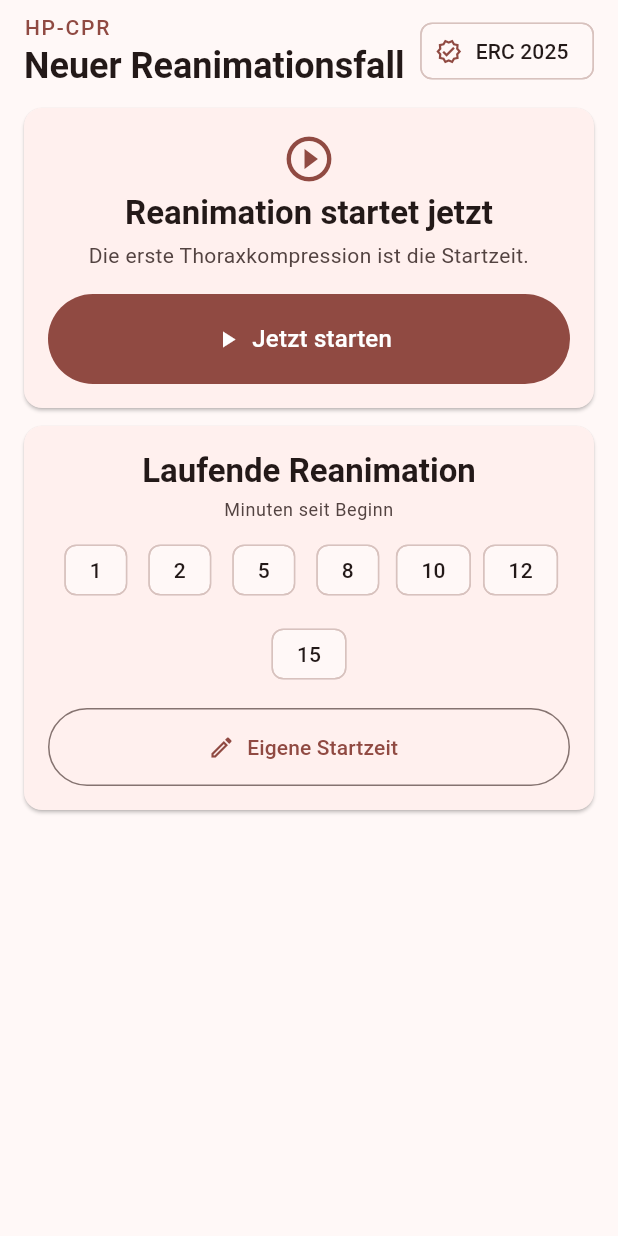
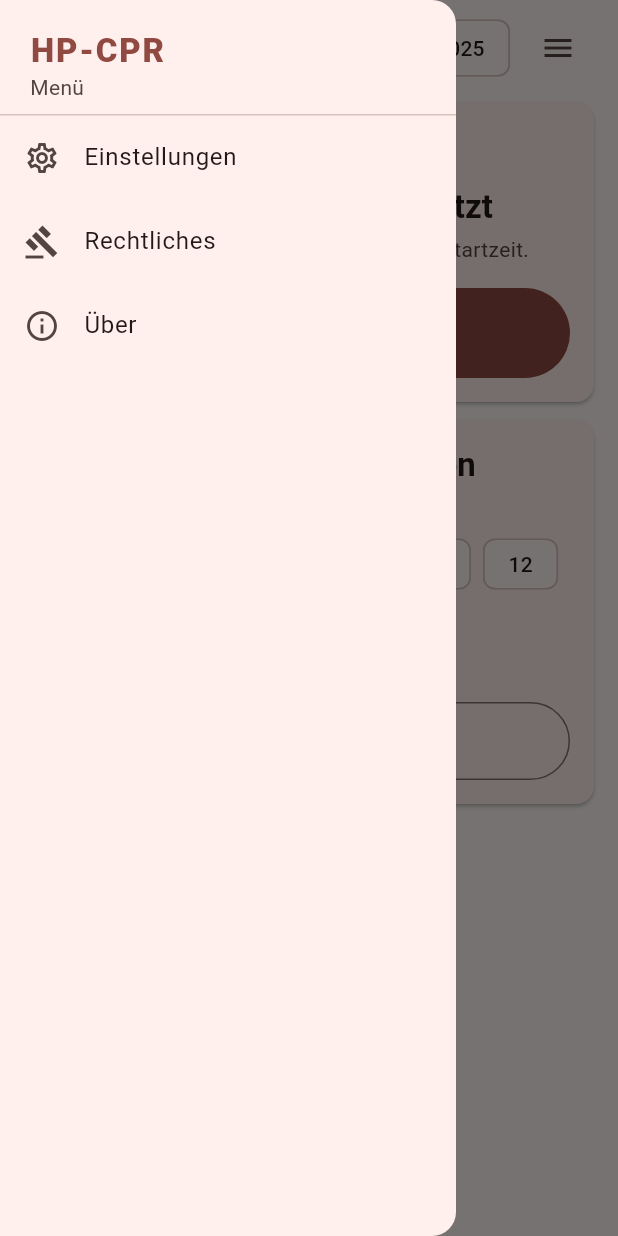
Before and after one commit to simonhauck/hp-cpr, a Flutter app: the screen it shows after launch, with the side drawer open (before the commit the screen has no drawer), on a phone screen of 412 x 824 dp. Run offline on Flutter 3.47's test engine with Material 3 defaults, Android fonts, the phone set to English and light mode, and no system bars; our stand-ins replace package_info_plus, wakelock_plus.

Commit message:
feat(menu): add app menu, legal pages, and MIT license (#26)
- add a shared drawer with Einstellungen, Rechtliches, and Über
- keep the running Reanimationsfall alive under pushed menu pages
- show the installed version via package_info_plus and Flutter's license page
- add the root MIT license and a README license section

```diff
--- a/lib/app.dart
+++ b/lib/app.dart
@@ -5,6 +5,7 @@ import 'package:hp_cpr/core/wake_lock.dart';
 import 'package:hp_cpr/features/reanimationsfall/presentation/start_page.dart';
 import 'package:hp_cpr/features/settings/domain/app_settings.dart';
 import 'package:hp_cpr/l10n/app_localizations.dart';
+import 'package:hp_cpr/ui/navigation/app_routes.dart';
 
 class HpCprApp extends StatefulWidget {
   const HpCprApp({super.key, this.clock, this.settings, this.wakeLock});
@@ -28,6 +29,7 @@ class _HpCprAppState extends State<HpCprApp> {
       widget.wakeLock ?? const WakelockPlusWakeLock();
   late final AppSettings _settings = widget.settings ?? AppSettings();
   late final bool _ownsSettings = widget.settings == null;
+  late final AppRoutes _routes = AppRoutes(settings: _settings);
 
   @override
   void dispose() {
@@ -56,7 +58,7 @@ class _HpCprAppState extends State<HpCprApp> {
       locale: const Locale('de'),
       supportedLocales: AppLocalizations.supportedLocales,
       localizationsDelegates: AppLocalizations.localizationsDelegates,
-      home: StartPage(clock: _clock, settings: _settings, wakeLock: _wakeLock),
+      home: StartPage(clock: _clock, routes: _routes, wakeLock: _wakeLock),
     );
   }
 }
--- a/lib/features/reanimationsfall/presentation/start_card.dart
+++ b/lib/features/reanimationsfall/presentation/start_card.dart
@@ -35,7 +35,9 @@ class StartCardTitle extends StatelessWidget {
   Widget build(BuildContext context) {
     final theme = Theme.of(context);
 
-    return Text(
+    return FittedBox(
+      fit: BoxFit.scaleDown,
+      child: Text(
         text,
         textAlign: TextAlign.center,
         style:
@@ -43,6 +45,7 @@ class StartCardTitle extends StatelessWidget {
                     ? theme.textTheme.titleMedium
                     : theme.textTheme.titleLarge)
                 ?.copyWith(fontWeight: FontWeight.w700),
+      ),
     );
   }
 }
--- a/lib/features/reanimationsfall/presentation/start_page.dart
+++ b/lib/features/reanimationsfall/presentation/start_page.dart
@@ -8,31 +8,34 @@ import 'package:hp_cpr/features/reanimationsfall/presentation/custom_startzeit_d
 import 'package:hp_cpr/features/reanimationsfall/presentation/start_card.dart';
 import 'package:hp_cpr/features/leitlinienprofil/presentation/leitlinienprofil_chip.dart';
 import 'package:hp_cpr/features/settings/domain/app_settings.dart';
-import 'package:hp_cpr/features/settings/presentation/settings_page.dart';
 import 'package:hp_cpr/l10n/app_localizations.dart';
 import 'package:hp_cpr/ui/layout/page_layout.dart';
 import 'package:hp_cpr/ui/layout/page_scaffold.dart';
+import 'package:hp_cpr/ui/navigation/app_destination.dart';
+import 'package:hp_cpr/ui/navigation/app_drawer.dart';
+import 'package:hp_cpr/ui/navigation/app_routes.dart';
 
 /// Starts a new Reanimationsfall, either now or with a corrected Startzeit.
 class StartPage extends StatelessWidget {
   const StartPage({
     super.key,
     required this.clock,
-    required this.settings,
+    required this.routes,
     required this.wakeLock,
   });
 
   final AppClock clock;
-  final AppSettings settings;
+  final AppRoutes routes;
   final WakeLock wakeLock;
 
   @override
   Widget build(BuildContext context) {
     return PageScaffold(
       maxWidth: PageLayout.maxContentWidth,
+      drawer: AppDrawer(routes: routes),
       header: (context, layout) => _StartHeader(
         layout: layout,
-        settings: settings,
+        settings: routes.settings,
         onOpenSettings: () => _openSettings(context),
       ),
       content: (context, layout) {
@@ -68,6 +71,7 @@ class StartPage extends StatelessWidget {
   }
 
   void _startReanimationsfall(BuildContext context, Duration backdate) {
+    final settings = routes.settings;
     final reanimationsfall = Reanimationsfall.start(
       clock: clock,
       leitlinienprofil: settings.leitlinienprofil,
@@ -81,6 +85,7 @@ class StartPage extends StatelessWidget {
         builder: (_) => ReanimationsfallPage(
           reanimationsfall: reanimationsfall,
           wakeLock: wakeLock,
+          routes: routes,
         ),
       ),
     );
@@ -88,7 +93,9 @@ class StartPage extends StatelessWidget {
 
   void _openSettings(BuildContext context) {
     Navigator.of(context).push(
-      MaterialPageRoute<void>(builder: (_) => SettingsPage(settings: settings)),
+      MaterialPageRoute<void>(
+        builder: (_) => routes.page(AppDestination.einstellungen),
+      ),
     );
   }
 
@@ -136,13 +143,17 @@ class _StartHeader extends StatelessWidget {
                           letterSpacing: PageLayout.appTitleLetterSpacing,
                         ),
               ),
-              Text(
+              FittedBox(
+                fit: BoxFit.scaleDown,
+                alignment: Alignment.centerLeft,
+                child: Text(
                   l10n.newCaseTitle,
                   style:
                       (layout.isCompact
                               ? theme.textTheme.titleMedium
                               : theme.textTheme.headlineSmall)
                           ?.copyWith(fontWeight: FontWeight.w700),
+                ),
               ),
             ],
           ),
@@ -155,6 +166,8 @@ class _StartHeader extends StatelessWidget {
             onPressed: onOpenSettings,
           ),
         ),
+        const SizedBox(width: PageLayout.space8),
+        const AppMenuButton(),
       ],
     );
   }
--- a/lib/l10n/app_de.arb
+++ b/lib/l10n/app_de.arb
@@ -383,5 +383,54 @@
   "settingsSoundDescription": "Ton bei fälligen Aktionen",
   "@settingsSoundDescription": {
     "description": "Erklärung der Toneinstellung"
+  },
+  "menuTitle": "Menü",
+  "@menuTitle": {
+    "description": "Überschrift im App-Menü"
+  },
+  "menuOpenTooltip": "Menü öffnen",
+  "@menuOpenTooltip": {
+    "description": "Tooltip der Menü-Schaltfläche"
+  },
+  "legalTitle": "Rechtliches",
+  "@legalTitle": {
+    "description": "Titel der Seite mit rechtlichen Informationen"
+  },
+  "legalDescription": "Rechtliche Informationen zu HP-CPR.",
+  "@legalDescription": {
+    "description": "Einleitung auf der Rechtliches-Seite"
+  },
+  "legalLicensesTile": "Lizenzen",
+  "@legalLicensesTile": {
+    "description": "Eintrag zu den Lizenztexten"
+  },
+  "legalLicensesDescription": "Lizenztexte der App und ihrer Bibliotheken",
+  "@legalLicensesDescription": {
+    "description": "Erklärung des Lizenzen-Eintrags"
+  },
+  "licensesLegalese": "MIT-Lizenz · © 2026 Simon Hauck",
+  "@licensesLegalese": {
+    "description": "Copyright-Hinweis auf der Lizenzseite"
+  },
+  "aboutTitle": "Über",
+  "@aboutTitle": {
+    "description": "Titel der Über-Seite"
+  },
+  "aboutVersion": "Version {version}",
+  "@aboutVersion": {
+    "description": "Anzeige der installierten Version",
+    "placeholders": {
+      "version": {
+        "type": "String"
+      }
+    }
+  },
+  "aboutDescription": "Begleit-App für den High-Performance-CPR-Standard",
+  "@aboutDescription": {
+    "description": "Kurzbeschreibung der App auf der Über-Seite"
+  },
+  "aboutCopyright": "© 2026 Simon Hauck",
+  "@aboutCopyright": {
+    "description": "Copyright-Hinweis auf der Über-Seite"
   }
 }
--- a/lib/l10n/app_localizations.dart
+++ b/lib/l10n/app_localizations.dart
@@ -597,6 +597,72 @@ abstract class AppLocalizations {
   /// In de, this message translates to:
   /// **'Ton bei fälligen Aktionen'**
   String get settingsSoundDescription;
+
+  /// Überschrift im App-Menü
+  ///
+  /// In de, this message translates to:
+  /// **'Menü'**
+  String get menuTitle;
+
+  /// Tooltip der Menü-Schaltfläche
+  ///
+  /// In de, this message translates to:
+  /// **'Menü öffnen'**
+  String get menuOpenTooltip;
+
+  /// Titel der Seite mit rechtlichen Informationen
+  ///
+  /// In de, this message translates to:
+  /// **'Rechtliches'**
+  String get legalTitle;
+
+  /// Einleitung auf der Rechtliches-Seite
+  ///
+  /// In de, this message translates to:
+  /// **'Rechtliche Informationen zu HP-CPR.'**
+  String get legalDescription;
+
+  /// Eintrag zu den Lizenztexten
+  ///
+  /// In de, this message translates to:
+  /// **'Lizenzen'**
+  String get legalLicensesTile;
+
+  /// Erklärung des Lizenzen-Eintrags
+  ///
+  /// In de, this message translates to:
+  /// **'Lizenztexte der App und ihrer Bibliotheken'**
+  String get legalLicensesDescription;
+
+  /// Copyright-Hinweis auf der Lizenzseite
+  ///
+  /// In de, this message translates to:
+  /// **'MIT-Lizenz · © 2026 Simon Hauck'**
+  String get licensesLegalese;
+
+  /// Titel der Über-Seite
+  ///
+  /// In de, this message translates to:
+  /// **'Über'**
+  String get aboutTitle;
+
+  /// Anzeige der installierten Version
+  ///
+  /// In de, this message translates to:
+  /// **'Version {version}'**
+  String aboutVersion(String version);
+
+  /// Kurzbeschreibung der App auf der Über-Seite
+  ///
+  /// In de, this message translates to:
+  /// **'Begleit-App für den High-Performance-CPR-Standard'**
+  String get aboutDescription;
+
+  /// Copyright-Hinweis auf der Über-Seite
+  ///
+  /// In de, this message translates to:
+  /// **'© 2026 Simon Hauck'**
+  String get aboutCopyright;
 }
 
 class _AppLocalizationsDelegate
--- a/lib/ui/layout/page_scaffold.dart
+++ b/lib/ui/layout/page_scaffold.dart
@@ -20,16 +20,19 @@ class PageScaffold extends StatelessWidget {
     required this.header,
     required this.content,
     this.footer,
+    this.drawer,
   });
 
   final double maxWidth;
   final PageLayoutBuilder header;
   final PageLayoutBuilder content;
   final PageLayoutBuilder? footer;
+  final Widget? drawer;
 
   @override
   Widget build(BuildContext context) {
     return Scaffold(
+      drawer: drawer,
       body: SafeArea(
         child: Center(
           child: ConstrainedBox(
--- /dev/null
+++ b/lib/ui/navigation/app_destination.dart
@@ -0,0 +1,2 @@
+/// A destination in the app menu.
+enum AppDestination { einstellungen, rechtliches, ueber }
--- /dev/null
+++ b/lib/ui/navigation/app_drawer.dart
@@ -0,0 +1,123 @@
+import 'package:flutter/material.dart';
+
+import 'package:hp_cpr/l10n/app_localizations.dart';
+import 'package:hp_cpr/ui/layout/page_layout.dart';
+import 'package:hp_cpr/ui/navigation/app_destination.dart';
+import 'package:hp_cpr/ui/navigation/app_routes.dart';
+
+/// The app-wide drawer with the menu destinations.
+class AppDrawer extends StatelessWidget {
+  const AppDrawer({super.key, required this.routes, this.currentDestination});
+
+  final AppRoutes routes;
+
+  /// The destination currently on screen, or null outside the menu pages.
+  final AppDestination? currentDestination;
+
+  @override
+  Widget build(BuildContext context) {
+    final l10n = AppLocalizations.of(context);
+    final theme = Theme.of(context);
+
+    return Drawer(
+      child: SafeArea(
+        child: ListView(
+          padding: EdgeInsets.zero,
+          children: [
+            Padding(
+              padding: const EdgeInsets.fromLTRB(
+                PageLayout.space20,
+                PageLayout.space20,
+                PageLayout.space20,
+                PageLayout.space8,
+              ),
+              child: Column(
+                crossAxisAlignment: CrossAxisAlignment.start,
+                children: [
+                  Text(
+                    l10n.appTitle,
+                    style: theme.textTheme.titleLarge?.copyWith(
+                      color: theme.colorScheme.primary,
+                      fontWeight: FontWeight.w800,
+                      letterSpacing: PageLayout.appTitleLetterSpacing,
+                    ),
+                  ),
+                  Text(
+                    l10n.menuTitle,
+                    style: theme.textTheme.bodyMedium?.copyWith(
+                      color: theme.colorScheme.onSurfaceVariant,
+                    ),
+                  ),
+                ],
+              ),
+            ),
+            const Divider(height: 1),
+            _destination(
+              context,
+              AppDestination.einstellungen,
+              icon: Icons.settings_outlined,
+              label: l10n.settingsTitle,
+            ),
+            _destination(
+              context,
+              AppDestination.rechtliches,
+              icon: Icons.gavel_outlined,
+              label: l10n.legalTitle,
+            ),
+            _destination(
+              context,
+              AppDestination.ueber,
+              icon: Icons.info_outline,
+              label: l10n.aboutTitle,
+            ),
+          ],
+        ),
+      ),
+    );
+  }
+
+  Widget _destination(
+    BuildContext context,
+    AppDestination destination, {
+    required IconData icon,
+    required String label,
+  }) {
+    return ListTile(
+      leading: Icon(icon),
+      title: Text(label),
+      selected: destination == currentDestination,
+      onTap: () => _select(context, destination),
+    );
+  }
+
+  void _select(BuildContext context, AppDestination destination) {
+    final navigator = Navigator.of(context);
+    navigator.pop();
+    if (destination == currentDestination) return;
+
+    navigator.push(
+      MaterialPageRoute<void>(builder: (_) => routes.page(destination)),
+    );
+  }
+}
+
+/// Opens the [AppDrawer] of the surrounding [Scaffold].
+class AppMenuButton extends StatelessWidget {
+  const AppMenuButton({super.key});
+
+  @override
+  Widget build(BuildContext context) {
+    final l10n = AppLocalizations.of(context);
+
+    return IconButton(
+      onPressed: () => Scaffold.of(context).openDrawer(),
+      tooltip: l10n.menuOpenTooltip,
+      icon: const Icon(Icons.menu),
+      constraints: const BoxConstraints.tightFor(
+        width: PageLayout.touchTargetSize,
+        height: PageLayout.touchTargetSize,
+      ),
+      padding: EdgeInsets.zero,
+    );
+  }
+}
--- /dev/null
+++ b/lib/ui/navigation/app_routes.dart
@@ -0,0 +1,25 @@
+import 'package:flutter/material.dart';
+
+import 'package:hp_cpr/features/about/presentation/about_page.dart';
+import 'package:hp_cpr/features/legal/presentation/legal_page.dart';
+import 'package:hp_cpr/features/settings/domain/app_settings.dart';
+import 'package:hp_cpr/features/settings/presentation/settings_page.dart';
+import 'package:hp_cpr/ui/navigation/app_destination.dart';
+
+/// Builds the pages behind the app menu.
+///
+/// The app shell owns the dependencies; pages only ask for a destination.
+class AppRoutes {
+  const AppRoutes({required this.settings});
+
+  final AppSettings settings;
+
+  Widget page(AppDestination destination) => switch (destination) {
+    AppDestination.einstellungen => SettingsPage(
+      settings: settings,
+      routes: this,
+    ),
+    AppDestination.rechtliches => LegalPage(routes: this),
+    AppDestination.ueber => AboutPage(routes: this),
+  };
+}
--- a/pubspec.yaml
+++ b/pubspec.yaml
@@ -13,6 +13,7 @@ dependencies:
   flutter_localizations:
     sdk: flutter
   intl: any
+  package_info_plus: ^10.2.2
   wakelock_plus: ^1.8.2
 
 dev_dependencies:
```
Also changed, not shown: lib/core/app_info.dart (added, +28 -0 lines), lib/features/about/presentation/about_page.dart (added, +109 -0 lines), lib/features/legal/presentation/legal_page.dart (added, +92 -0 lines), lib/features/reanimationsfall/presentation/reanimationsfall_page.dart (+7 -0 lines), lib/features/settings/presentation/settings_page.dart (+18 -2 lines), lib/l10n/app_localizations_de.dart (+37 -0 lines), pubspec.lock, 3 other files. Lines whose indentation alone changed are shown as unchanged.
